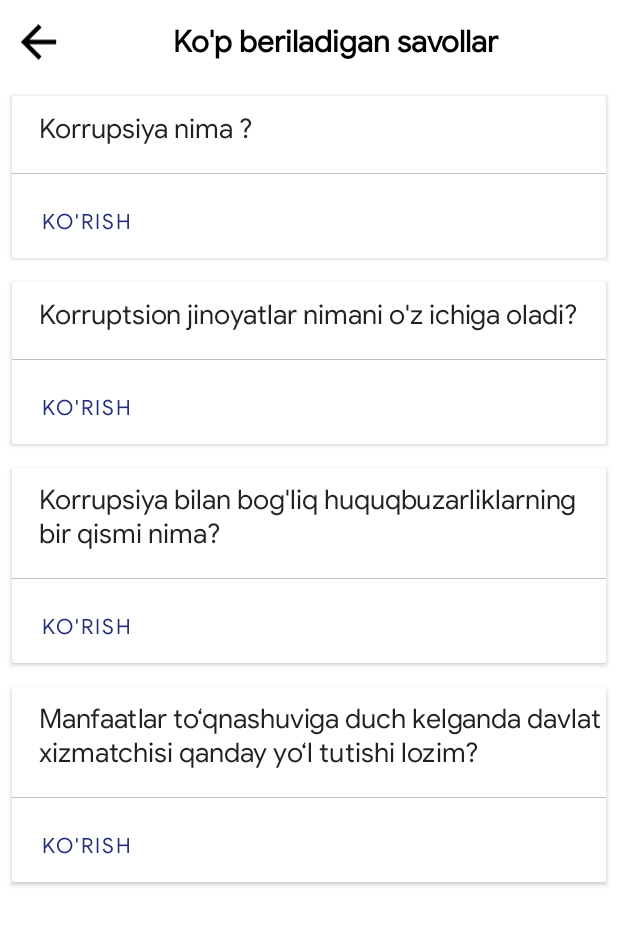
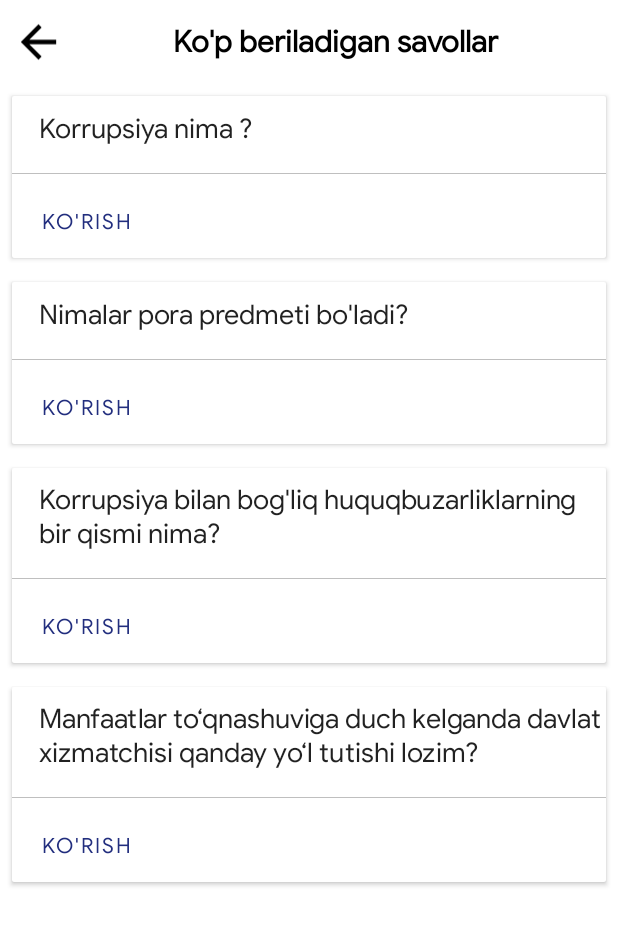
Before and after one commit to Arab1997/Antikoruption, an Android app: the screen it shows after launch (SavollarActivity), in the side drawer, after a tap on an icon or button, on a phone screen of 412 x 824 dp. Shown: the top 925 px of the screen. Run offline under Robolectric (Android 15) with nearby library versions, the phone set to English and light mode, and no system bars; our stand-ins replace EventBus; libraries missing offline, so code that uses them is left out: com.blankj.utilcode, com.orhanobut.hawk, com.readystatesoftware.chuck, es.dmoral.toasty; 7 statements that could not run were skipped.

Commit message:
fix all bugs

```diff
--- a/app/src/main/java/anticordev/group/anticoruption/api/send_apis/SendApi.kt
+++ b/app/src/main/java/anticordev/group/anticoruption/api/send_apis/SendApi.kt
@@ -23,10 +23,11 @@ interface SendApi {
     @GET("ref/regions/")
     suspend fun getRegions(): Response<List<Region>>
 
-    //https://eanticor.uz/ru/api/appeal/
+    //https://eanticor.uz/uz/api/login-one/
+    @Multipart
     @POST("appeal/")
     suspend fun postComplain(
-        @Body complain: Map<String, Any>,
+        @PartMap complain: Map<String, Any>,
     ): Response<Appeal>
 
     //https://eanticor.uz/ru/api/login-one/
--- a/app/src/main/java/anticordev/group/anticoruption/screen/main/MainActivity.kt
+++ b/app/src/main/java/anticordev/group/anticoruption/screen/main/MainActivity.kt
@@ -170,10 +170,10 @@ class MainActivity : BaseActivity(), NavigationView.OnNavigationItemSelectedList
             startActivity<MainActivity>()
         } else if (p0.itemId == R.id.faq) {
             startActivity<SavollarActivity>()
-        } else if (p0.itemId == R.id.actionLogout) {
-            Prefs.clearAll()
-            startClearActivity<SplashActivity>()
-            finish()
+//        } else if (p0.itemId == R.id.actionLogout) {
+//            Prefs.clearAll()
+//            startClearActivity<SplashActivity>()
+//            finish()
         } else if (p0.itemId == R.id.actionLanguage) {
             val bottomSheetDialog = BottomSheetDialog(this)
             val viewLang = layoutInflater.inflate(R.layout.bottomsheet_language, null)
--- a/app/src/main/java/anticordev/group/anticoruption/screen/main/splash/SplashActivity.kt
+++ b/app/src/main/java/anticordev/group/anticoruption/screen/main/splash/SplashActivity.kt
@@ -1,24 +1,76 @@
 package anticordev.group.anticoruption.screen.main.splash
 
+import android.annotation.SuppressLint
 import android.os.CountDownTimer
+import anticordev.group.anticoruption.BuildConfig
 import anticordev.group.anticoruption.base.BaseActivity
 import anticordev.group.anticoruption.base.startClearTopActivity
 import anticordev.group.anticoruption.screen.main.MainActivity
 import anticordev.group.anticoruption.R
+import anticordev.group.anticoruption.base.startClearActivity
+import anticordev.group.anticoruption.util.utils.LocaleManager
+import kotlinx.android.synthetic.main.bottomsheet_language.view.*
+import anticordev.group.anticoruption.util.utils.Prefs
+import com.google.android.material.bottomsheet.BottomSheetDialog
 
+@SuppressLint("CustomSplashScreen")
 class SplashActivity : BaseActivity() {
     override fun getLayout(): Int = R.layout.activity_splash
 
     override fun initViews() {
         object : CountDownTimer(2000, 1000) {
             override fun onFinish() {
-                startClearTopActivity<MainActivity>()
+              if (Prefs.getToken().isNullOrEmpty()){
+                    showLanguageDialog()
+                }else{
+                    startClearTopActivity<MainActivity>()
+                    finish()
+                }
+               // startClearTopActivity<MainActivity>()
             }
             override fun onTick(millisUntilFinished: Long) {
             }
 
         }.start()
     }
+    fun showLanguageDialog(){
+        val bottomSheetDialog = BottomSheetDialog(this)
+        val viewLang = layoutInflater.inflate(R.layout.bottomsheet_language, null)
+        bottomSheetDialog.setContentView(viewLang)
+        bottomSheetDialog.setCancelable(false)
+        viewLang.tvUzbCr.setOnClickListener {
+            Prefs.setLang("uz")
+            LocaleManager.setNewLocale(this, "uz")
+            bottomSheetDialog?.dismiss()
+
+            startClearTopActivity<MainActivity>()
+           // startClearActivity<SplashActivity>()
+            finish()
+        }
+        viewLang.tvRu.setOnClickListener {
+            Prefs.setLang("en")
+            LocaleManager.setNewLocale(this, "en")
+            bottomSheetDialog?.dismiss()
+
+            startClearTopActivity<MainActivity>()
+            finish()
+        }
+
+        bottomSheetDialog.show()
+    }
+
+//    fun showMustUpdate(){
+//        val bottomSheetDialog = BottomSheetDialog(this)
+//        val view = layoutInflater.inflate(R.layout.must_update_layout, null)
+//        bottomSheetDialog.setContentView(view)
+//        bottomSheetDialog.setCancelable(false)
+//        view.cardViewDownload.setOnClickListener {
+//            startActivityToOpenUrlInBrowser("https://play.google.com/store/apps/details?id=${BuildConfig.APPLICATION_ID}")
+//        }
+//
+//        bottomSheetDialog.show()
+//    }
+
 
     override fun loadData() {
     }
--- a/app/src/main/java/anticordev/group/anticoruption/screen/viewmodels/SendViewModel.kt
+++ b/app/src/main/java/anticordev/group/anticoruption/screen/viewmodels/SendViewModel.kt
@@ -1,13 +1,17 @@
 package anticordev.group.anticoruption.screen.viewmodels
 
 import android.util.Log
+import androidx.core.content.ContextCompat.startActivity
 import androidx.lifecycle.MutableLiveData
 import androidx.lifecycle.ViewModel
 import androidx.lifecycle.viewModelScope
+import anticordev.group.anticoruption.base.startActivity
 import kotlinx.coroutines.Dispatchers
 import kotlinx.coroutines.launch
 import anticordev.group.anticoruption.model.send_models.*
 import anticordev.group.anticoruption.repository.SendRepository
+import anticordev.group.anticoruption.screen.main.MainActivity
+import anticordev.group.anticoruption.screen.main.aboutapp.AboutAppActivity
 import anticordev.group.anticoruption.util.utils.Prefs
 import okhttp3.MediaType.Companion.toMediaType
 import okhttp3.MediaType.Companion.toMediaTypeOrNull
--- a/app/src/main/res/layout/activity_about_app.xml
+++ b/app/src/main/res/layout/activity_about_app.xml
@@ -68,7 +68,9 @@
                 android:layout_width="0dp"
                 android:layout_height="wrap_content"
                 android:layout_gravity="center"
+                android:textAlignment="center"
                 android:layout_weight="1"
+                android:layout_marginRight="30dp"
                 android:padding="10dp"
                 android:gravity="center"
                 android:text="@string/about_app"
--- a/app/src/main/res/layout/fragment_category.xml
+++ b/app/src/main/res/layout/fragment_category.xml
@@ -20,7 +20,7 @@
                 android:layout_width="match_parent"
                 android:layout_height="match_parent"
                 android:orientation="vertical">
-
+z
                 <LinearLayout
                     android:layout_width="match_parent"
                     android:layout_height="wrap_content"
--- a/app/src/main/res/layout/send_activity.xml
+++ b/app/src/main/res/layout/send_activity.xml
@@ -121,8 +121,6 @@
                         android:layout_height="wrap_content"
                         android:orientation="horizontal">
 
-
-
                         <RelativeLayout
                             android:layout_width="match_parent"
                             android:layout_height="wrap_content"
@@ -131,7 +129,7 @@
 
                             <info.hoang8f.android.segmented.SegmentedGroup
                                 android:id="@+id/button_type"
-                                android:layout_width="wrap_content"
+                                android:layout_width="match_parent"
                                 android:layout_height="wrap_content"
                                 android:layout_alignParentStart="true"
                                 android:layout_margin="10dp"
--- a/app/src/main/res/menu/navigation_menu.xml
+++ b/app/src/main/res/menu/navigation_menu.xml
@@ -17,6 +17,6 @@
         android:id="@+id/actionAboutUs"
         android:title="@string/about_app" />
 
-    <item android:id="@+id/actionLogout"
-        android:title="@string/logout"/>
+<!--    <item android:id="@+id/actionLogout"-->
+<!--        android:title="@string/logout"/>-->
 </menu>
--- a/app/src/main/res/values/strings.xml
+++ b/app/src/main/res/values/strings.xml
@@ -65,7 +65,7 @@
     <string name="tashkilot">Korrupsiya holati qayd etilgan tashkilot nomi:</string>
     <string name="hudud">Hududni tanlang</string>
     <string name="murojaat_matni">Murojaat matni</string>
-    <string name="pora_hajmi">Pora qiymati (majburiy emas)</string>
+    <string name="pora_hajmi">Pora qiymati</string>
     <string name="murojat_mazmuni">Murojaat mazmuni</string>
     <string name="shahar">Korrupsiya holati sodir bo`lgan hudud nomi:</string>
     <string name="zayavka">Ariza yuborish</string>
@@ -100,11 +100,12 @@
     <string name="sum">Валюта / Сум</string>
     <string name="shaharlar">Shaharlar</string>
     <string name="қутв">Yuborish</string>
-    <string name="error">Hatolik, qayta urinib ko\'ring</string>
+    <string name="error">Hatolik, maydonlarni to\'ldirib qayta urinib ko\'ring</string>
     <string name="savol1">Korrupsiya nima ?</string>
     <string name="korish">Ko\'rish</string>
-    <string name="savol2">Korruptsion jinoyatlar nimani o\'z ichiga oladi?</string>
-    <string name="javob2">korrupsiya alomatlariga ega bo\'lgan, sodir etilganligi uchun qonun hujjatlarida javobgarlik nazarda tutilgan qilmish korrupsiyaga oid huquqbuzarlik hisoblanadi. Manba: O\'zbekn Respublikasining "korrupsiyaga qarshi kurashish to\'g\'risida\"gi Qonuni</string>
+    <string name="savol2">Nimalar pora predmeti bo\'ladi?</string>
+    <string name="javob2">Pul, qimmatbaho qog‘ozlar, moddiy boyliklar, shuningdek, pora oladiganga qaytarmaslik sharti bilan, lekin mulkiy mohiyatga molik bo‘lgan (masalan, ta’mirlash, qurilish, qayta tiklash ishlarini bajarish va boshqalar) xizmatlar pora predmeti bo‘lishi mumkin.
+Manba: Oliy sudi Plenumining 19-son qarori</string>
     <string name="savol3">Korrupsiya bilan bog\'liq huquqbuzarliklarning bir qismi nima?</string>
     <string name="javob3">korrupsiya belgilariga ega bo\'lgan holda, qonunchilikda uning bajarilishi uchun javobgarlikni nazarda tutuvchi harakat korruptsiya xarakterining buzilishi hisoblanadi.</string>
     <string name="savol4">Manfaatlar to‘qnashuviga duch kelganda davlat xizmatchisi qanday yo‘l tutishi lozim?</string>
@@ -126,4 +127,8 @@
     <string name="yevro">Yevro</string>
     <string name="o_zbek">O\'zbek</string>
     <string name="ilova_test_rejimida_ishlamoqda">Ilova test rejimida ishlamoqda</string>
+    <string name="Yopish">Yopish</string>
+    <string name="kurish">Ko\'rish</string>
+    <string name="errorrrr">Error</string>
+    <string name="show_massage">Siz One ID dan muvaffaqiyatli o\'tdingiz</string>
 </resources>
```
Also changed, not shown: app/src/main/java/anticordev/group/anticoruption/api/send_apis/MyInterceptor.kt (added, +22 -0 lines), app/src/main/java/anticordev/group/anticoruption/api/send_apis/RetrofitInstance.kt (+6 -1 lines), app/src/main/java/anticordev/group/anticoruption/screen/main/faq/FaqFragment.kt (+15 -15 lines), app/src/main/java/anticordev/group/anticoruption/screen/main/oneId/OneActivity.kt (+5 -2 lines), app/src/main/java/anticordev/group/anticoruption/screen/main/savollar/SavollarActivity.kt (+8 -8 lines), app/src/main/java/anticordev/group/anticoruption/screen/main/send/detail/SendActivity.kt (+28 -12 lines), app/src/main/res/layout/fragment_profile.xml (+32 -32 lines), 1 other file.
